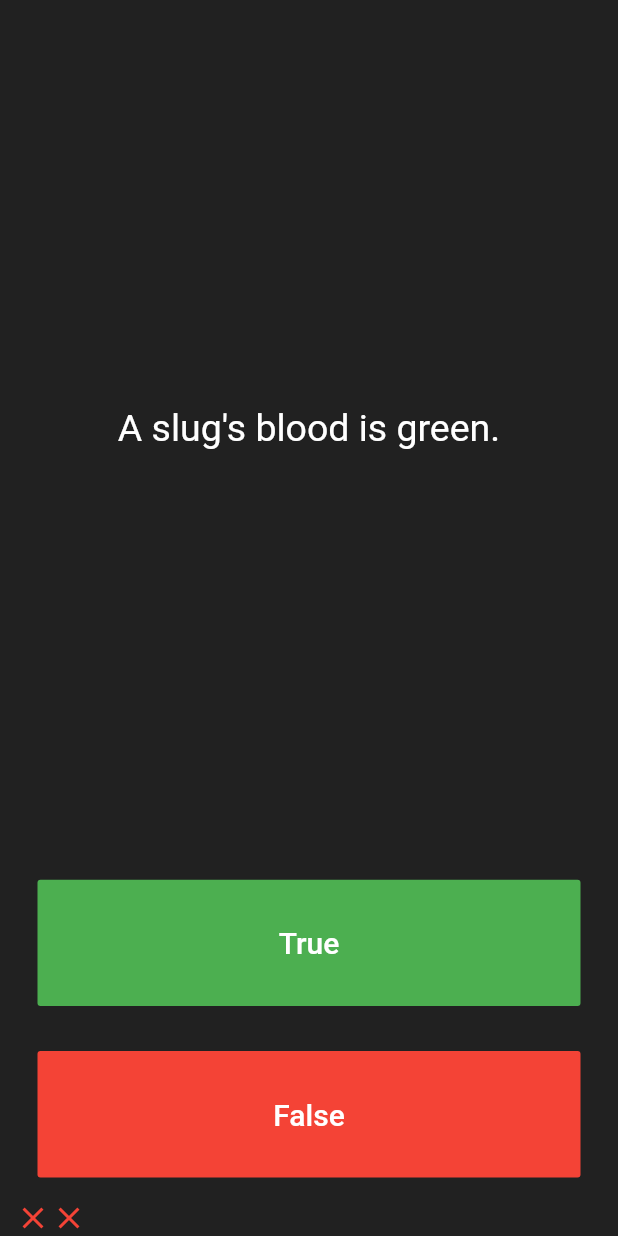
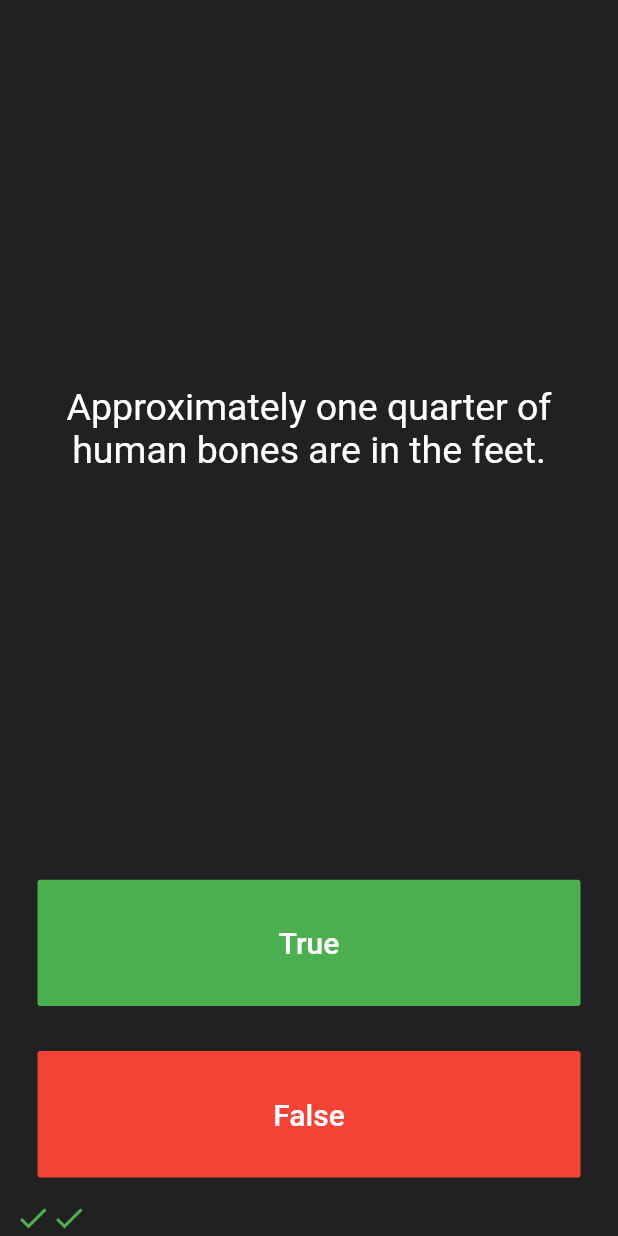
Before and after one commit to LearningRepos/mobileDevLearning, a Flutter app: the screen it shows after launch, after a tap on "True", after a tap on "False", on a phone screen of 412 x 824 dp. Run offline on Flutter 3.47's test engine with Material 2 defaults, Android fonts, the phone set to English and light mode, and no system bars; our stand-ins replace audioplayers, rflutter_alert.

Commit message:
Finished Quizzler App

```diff
--- a/Quizzler/lib/main.dart
+++ b/Quizzler/lib/main.dart
@@ -1,4 +1,6 @@
 import 'package:flutter/material.dart';
+import 'package:rflutter_alert/rflutter_alert.dart';
+import "quiz_brain.dart";
 
 void main() => runApp(Quizzler());
 
@@ -27,17 +29,36 @@
 
 class _QuizPageState extends State<QuizPage> {
   List<Icon> scoreKeeper = [];
-  List<String> questions = [
-    'You can lead a cow down stairs but not up stairs.',
-    'Approximately one quarter of human bones are in the feet.',
-    'A slug\'s blood is green.'
-  ];
-  List<bool> answers = [false, true, true];
-  int questionIndex = 0;
-  void increaseIndex() {
-    if (questionIndex < questions.length - 1) {
-      questionIndex++;
-    }
+  Quiz_Brain quizbrain = Quiz_Brain();
+
+  void checkAnswer(bool pickedAnswer) {
+    bool correctAnswer = quizbrain.getQuestionAnswer();
+    setState(() {
+      if (quizbrain.incrementQuestionIndex()) {
+        if (correctAnswer == pickedAnswer) {
+          scoreKeeper.add(
+            Icon(
+              Icons.check,
+              color: Colors.green,
+            ),
+          );
+        } else {
+          scoreKeeper.add(
+            Icon(
+              Icons.close,
+              color: Colors.red,
+            ),
+          );
+        }
+      } else {
+        Alert(
+                context: context,
+                title: "Finished!",
+                desc: "You've reached the end of the quiz")
+            .show();
+        scoreKeeper = [];
+      }
+    });
   }
 
   @override
@@ -52,7 +73,7 @@
             padding: EdgeInsets.all(10.0),
             child: Center(
               child: Text(
-                questions[questionIndex],
+                quizbrain.getQuestionText(),
                 textAlign: TextAlign.center,
                 style: TextStyle(
                   fontSize: 25.0,
@@ -76,26 +97,7 @@
                 ),
               ),
               onPressed: () {
-                bool correctAnswer = answers[questionIndex];
-                if (correctAnswer == true) {
-                  scoreKeeper.add(
-                    Icon(
-                      Icons.check,
-                      color: Colors.green,
-                    ),
-                  );
-                } else {
-                  scoreKeeper.add(
-                    Icon(
-                      Icons.close,
-                      color: Colors.red,
-                    ),
-                  );
-                }
-                setState(() {
-                  increaseIndex();
-                  scoreKeeper;
-                });
+                checkAnswer(true);
               },
             ),
           ),
@@ -113,25 +115,7 @@
                 ),
               ),
               onPressed: () {
-                bool correctAnswer = answers[questionIndex];
-                if (correctAnswer == false) {
-                  scoreKeeper.add(
-                    Icon(
-                      Icons.check,
-                      color: Colors.green,
-                    ),
-                  );
-                } else {
-                  scoreKeeper.add(
-                    Icon(
-                      Icons.close,
-                      color: Colors.red,
-                    ),
-                  );
-                }
-                setState(() {
-                  increaseIndex();
-                });
+                checkAnswer(false);
               },
             ),
           ),
@@ -143,9 +127,3 @@
     );
   }
 }
-
-/*
-question1: 'You can lead a cow down stairs but not up stairs.', false,
-question2: 'Approximately one quarter of human bones are in the feet.', true,
-question3: 'A slug\'s blood is green.', true,
-*/
--- /dev/null
+++ b/Quizzler/lib/question.dart
@@ -0,0 +1,5 @@
+class Question {
+  String questionText;
+  bool correctAnswer;
+  Question(this.questionText, this.correctAnswer);
+}
--- /dev/null
+++ b/Quizzler/lib/quiz_brain.dart
@@ -0,0 +1,49 @@
+import "question.dart";
+
+class Quiz_Brain {
+  int _questionIndex = 0;
+  List<Question> _questionAns = [
+    Question('Some cats are actually allergic to humans', true),
+    Question('You can lead a cow down stairs but not up stairs.', false),
+    Question('Approximately one quarter of human bones are in the feet.', true),
+    Question('A slug\'s blood is green.', true),
+    Question('Buzz Aldrin\'s mother\'s maiden name was \"Moon\".', true),
+    Question('It is illegal to pee in the Ocean in Portugal.', true),
+    Question(
+        'No piece of square dry paper can be folded in half more than 7 times.',
+        false),
+    Question(
+        'In London, UK, if you happen to die in the House of Parliament, you are technically entitled to a state funeral, because the building is considered too sacred a place.',
+        true),
+    Question(
+        'The loudest sound produced by any animal is 188 decibels. That animal is the African Elephant.',
+        false),
+    Question(
+        'The total surface area of two human lungs is approximately 70 square metres.',
+        true),
+    Question('Google was originally called \"Backrub\".', true),
+    Question(
+        'Chocolate affects a dog\'s heart and nervous system; a few ounces are enough to kill a small dog.',
+        true),
+    Question(
+        'In West Virginia, USA, if you accidentally hit an animal with your car, you are free to take it home to eat.',
+        true),
+  ];
+
+  String getQuestionText() {
+    return _questionAns[_questionIndex].questionText;
+  }
+
+  bool getQuestionAnswer() {
+    return _questionAns[_questionIndex].correctAnswer;
+  }
+
+  bool incrementQuestionIndex() {
+    if (_questionIndex < _questionAns.length - 1) {
+      _questionIndex++;
+      return true;
+    }
+    _questionIndex = 0;
+    return false;
+  }
+}
--- a/Quizzler/pubspec.yaml
+++ b/Quizzler/pubspec.yaml
@@ -19,18 +19,17 @@
   # The following adds the Cupertino Icons font to your application.
   # Use with the CupertinoIcons class for iOS style icons.
   cupertino_icons: ^0.1.2
+  rflutter_alert: ^1.1.0
 
 dev_dependencies:
   flutter_test:
     sdk: flutter
-
 
 # For information on the generic Dart part of this file, see the
 # following page: https://www.dartlang.org/tools/pub/pubspec
 
 # The following section is specific to Flutter.
 flutter:
-
   # The following line ensures that the Material Icons font is
   # included with your application, so that you can use the icons in
   # the material Icons class.
```
